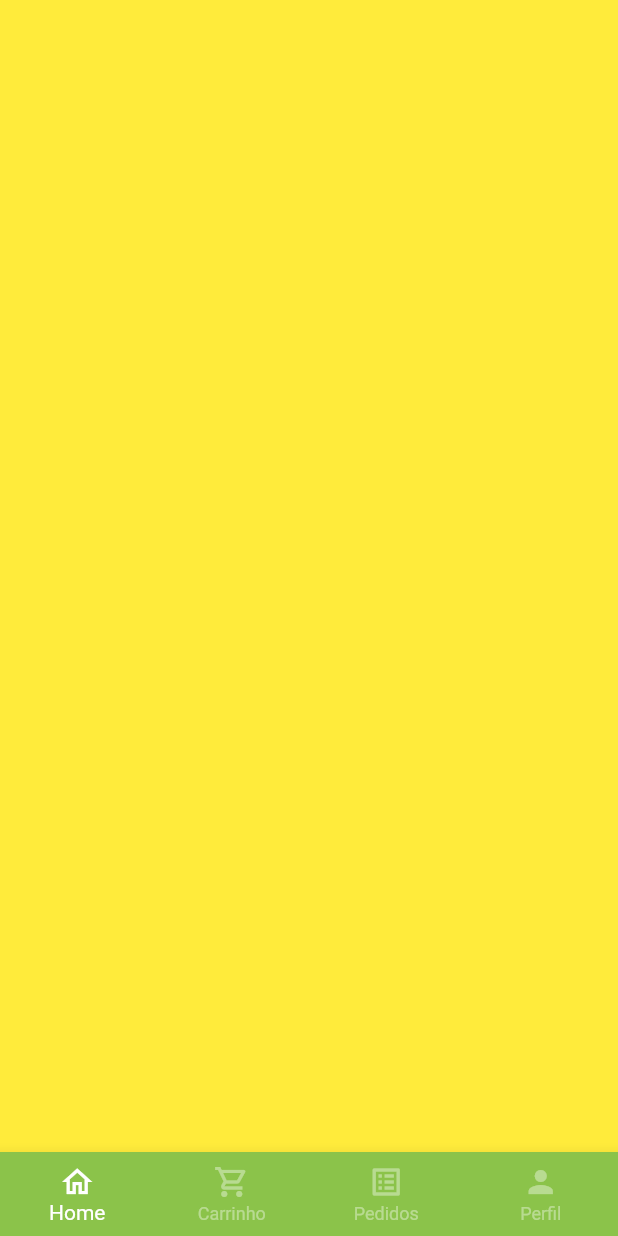
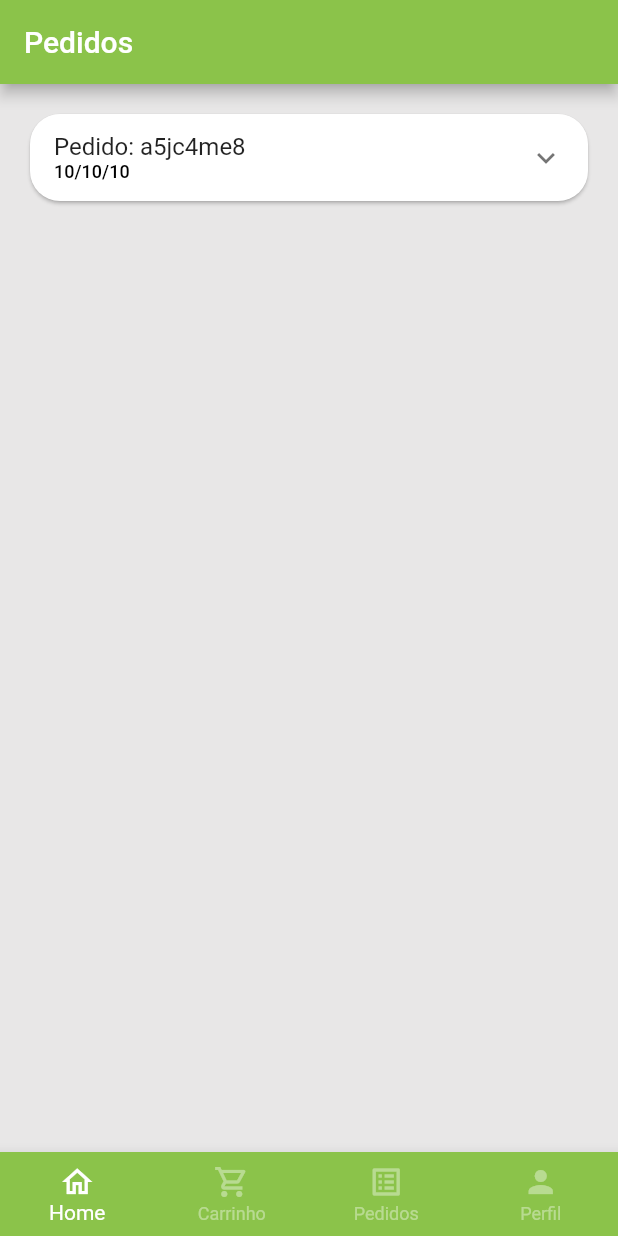
Before and after one commit to aironsg/kitanda_app, a Flutter app: the BaseScreen screen opened by its route, swiped to page 3, on a phone screen of 412 x 824 dp. Run offline on Flutter 3.47's test engine with Material 2 defaults, Android fonts, the phone set to English and light mode, and no system bars; our stand-ins replace animated_text_kit, badges, get, mask_text_input_formatter.

Commit message:
inicio contrução layout tela de pedidos

```diff
--- a/lib/app/src/config/app_data.dart
+++ b/lib/app/src/config/app_data.dart
@@ -1,4 +1,5 @@
 import 'package:kitanda_app/app/src/models/cart_item_model.dart';
+import 'package:kitanda_app/app/src/models/orders_model.dart';
 import 'package:kitanda_app/app/src/models/user_model.dart';
 
 import '../models/item_model.dart';
@@ -91,3 +92,17 @@ UserModel user = UserModel(
     phone: '00 0 0000-0000',
     cpf: '000.000.000-00',
     password: '');
+
+List<OrdersModel> orders = [
+  OrdersModel(
+    id: 'a5jc4me8',
+    createdDateTime: DateTime.parse('2022-10-13 19:35:54.250'),
+    overdueDateTime: DateTime.parse('2022-10-13 20:35:54.250'),
+    status: 'pending_payment',
+    copyAndPaste: 'kbg6j39cm3',
+    items: [
+      CartItemModel(item: apple, quantity: 2),
+    ],
+    total: 11,
+  ),
+];
--- /dev/null
+++ b/lib/app/src/models/orders_model.dart
@@ -0,0 +1,21 @@
+import 'package:kitanda_app/app/src/models/cart_item_model.dart';
+
+class OrdersModel {
+  final String id;
+  final DateTime createdDateTime;
+  final DateTime overdueDateTime;
+  final List<CartItemModel> items;
+  final String status;
+  final String copyAndPaste;
+  final double total;
+
+  OrdersModel({
+    required this.id,
+    required this.createdDateTime,
+    required this.overdueDateTime,
+    required this.items,
+    required this.status,
+    required this.copyAndPaste,
+    required this.total,
+  });
+}
--- a/lib/app/src/pages/base/base_screen.dart
+++ b/lib/app/src/pages/base/base_screen.dart
@@ -3,6 +3,7 @@ import 'package:flutter/material.dart';
 import 'package:kitanda_app/app/src/config/custom_color.dart';
 import 'package:kitanda_app/app/src/pages/cart/cart_tab.dart';
 import 'package:kitanda_app/app/src/pages/home/home_tab.dart';
+import 'package:kitanda_app/app/src/pages/orders/orders_tab.dart';
 import 'package:kitanda_app/app/src/pages/profile/profile_tab.dart';
 
 class BaseScreen extends StatefulWidget {
@@ -23,11 +24,11 @@ class _BaseScreenState extends State<BaseScreen> {
         physics:
             const NeverScrollableScrollPhysics(), //responsavel por travar o scrool de toque na tela
         controller: pageController,
-        children: [
-          const HomeTab(),
-          const CartTab(),
-          Container(color: Colors.yellow),
-          const ProfileTab()
+        children: const [
+          HomeTab(),
+          CartTab(),
+          OrdersTab(),
+          ProfileTab(),
         ],
       ),
 
--- /dev/null
+++ b/lib/app/src/pages/orders/order_tile.dart
@@ -0,0 +1,36 @@
+import 'package:flutter/material.dart';
+import 'package:kitanda_app/app/src/config/custom_color.dart';
+import 'package:kitanda_app/app/src/models/orders_model.dart';
+
+class OrderTile extends StatelessWidget {
+  final OrdersModel order;
+  const OrderTile({Key? key, required this.order}) : super(key: key);
+
+  @override
+  Widget build(BuildContext context) {
+    return Card(
+      shape: RoundedRectangleBorder(borderRadius: BorderRadius.circular(20)),
+      child: Theme(
+        //Responsavel por tirar o efeito da morda do ExpansionTile
+        data: Theme.of(context).copyWith(dividerColor: Colors.transparent),
+        child: ExpansionTile(
+          title: Column(
+            mainAxisSize: MainAxisSize.min,
+            crossAxisAlignment: CrossAxisAlignment.start,
+            children: [
+              Text('Pedido: ${order.id}'),
+              Text(
+                '10/10/10',
+                style: TextStyle(
+                  color: Colors.black,
+                  fontSize: 12.0,
+                  fontWeight: FontWeight.w500,
+                ),
+              ),
+            ],
+          ),
+        ),
+      ),
+    );
+  }
+}
--- /dev/null
+++ b/lib/app/src/pages/orders/orders_tab.dart
@@ -0,0 +1,30 @@
+import 'package:flutter/material.dart';
+import 'package:kitanda_app/app/src/config/app_data.dart' as app_data;
+import 'package:kitanda_app/app/src/pages/orders/order_tile.dart';
+
+class OrdersTab extends StatelessWidget {
+  const OrdersTab({Key? key}) : super(key: key);
+
+  @override
+  Widget build(BuildContext context) {
+    return Scaffold(
+      appBar: AppBar(
+        automaticallyImplyLeading: false,
+        title: const Text(
+          'Pedidos',
+          style: TextStyle(color: Colors.white),
+        ),
+      ),
+      body: ListView.separated(
+        padding: const EdgeInsets.all(16.0),
+        physics: const BouncingScrollPhysics(),
+        separatorBuilder: (_, index) => const SizedBox(
+          height: 10,
+        ),
+        itemBuilder: (context, index) =>
+            OrderTile(order: app_data.orders[index]),
+        itemCount: app_data.orders.length,
+      ),
+    );
+  }
+}
```
